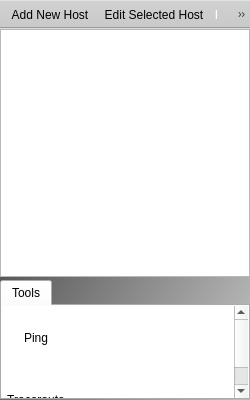
renatoferreirarenatoferreira/quickmon, file mainwindow.ui: the form before one commit.
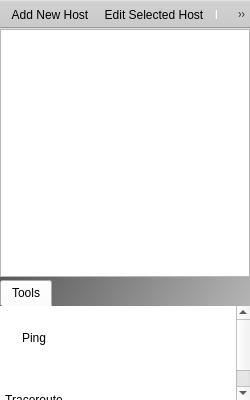
The form after the commit. Icons and pictures are not drawn. Custom widgets are drawn as their Qt base class.

Commit message: Reorganizing stylesheet structure.

Patch:
```diff
--- a/mainwindow.ui
+++ b/mainwindow.ui
@@ -84,6 +84,11 @@
         <height>120</height>
        </size>
       </property>
+      <property name="styleSheet">
+       <string notr="true">#tabWidget_Tools::pane {
+    border: 0;
+}</string>
+      </property>
       <property name="currentIndex">
        <number>0</number>
       </property>
@@ -110,10 +115,7 @@
         <item>
          <widget class="ToolsListWidget" name="listWidget_Tools">
           <property name="styleSheet">
-           <string notr="true">#tabWidget_Tools::pane {
-    border: 0;
-}
-#listWidget_Tools {
+           <string notr="true">#listWidget_Tools {
     outline: none;
 }
 #listWidget_Tools::item
```
